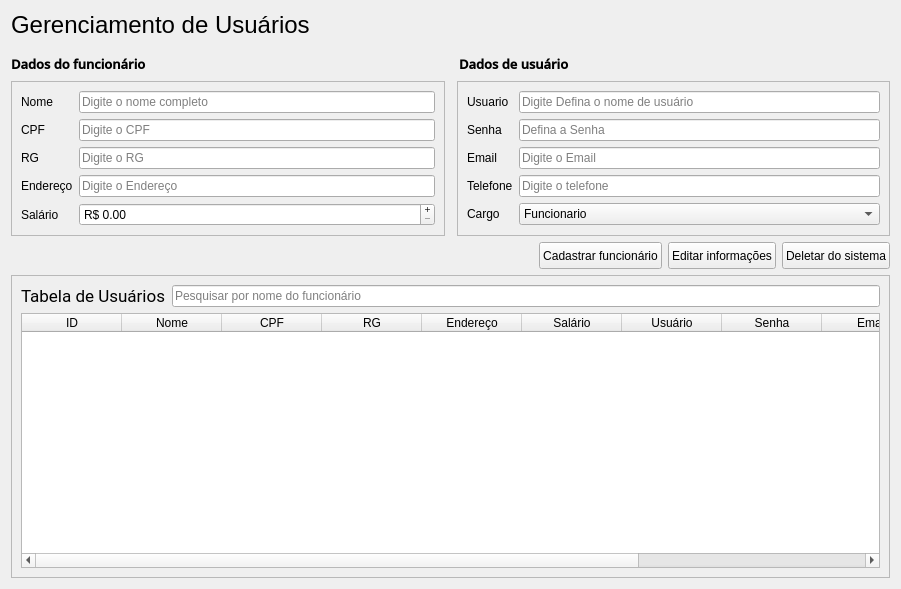
Old version of the form view/management UIs/users_management.ui in the repository PedroGregori/Projeto_Integrador--SENAC_BA-2022.
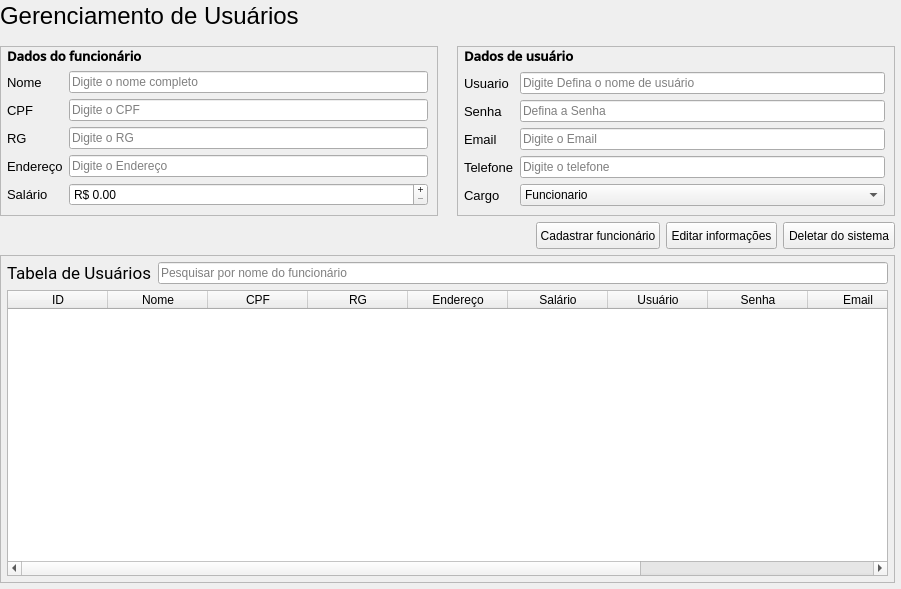
New version of the form.

```diff
--- a/view/management UIs/users_management.ui
+++ b/view/management UIs/users_management.ui
@@ -18,7 +18,19 @@
   <property name="windowTitle">
    <string>Form</string>
   </property>
-  <layout class="QVBoxLayout" name="verticalLayout_3">
+  <layout class="QVBoxLayout" name="verticalLayout_4">
+   <property name="leftMargin">
+    <number>0</number>
+   </property>
+   <property name="topMargin">
+    <number>2</number>
+   </property>
+   <property name="rightMargin">
+    <number>6</number>
+   </property>
+   <property name="bottomMargin">
+    <number>6</number>
+   </property>
    <item>
     <widget class="QLabel" name="title">
      <property name="font">
@@ -51,9 +63,25 @@
     </spacer>
    </item>
    <item>
+    <layout class="QHBoxLayout" name="horizontalLayout">
+     <item>
+      <widget class="QFrame" name="employee_data">
+       <property name="frameShape">
+        <enum>QFrame::StyledPanel</enum>
+       </property>
     <layout class="QVBoxLayout" name="verticalLayout">
-     <item>
-      <layout class="QHBoxLayout" name="data_tittles">
+        <property name="leftMargin">
+         <number>6</number>
+        </property>
+        <property name="topMargin">
+         <number>0</number>
+        </property>
+        <property name="rightMargin">
+         <number>9</number>
+        </property>
+        <property name="bottomMargin">
+         <number>9</number>
+        </property>
        <item>
         <widget class="QLabel" name="employeeData_label">
          <property name="font">
@@ -73,51 +101,14 @@
         </widget>
        </item>
        <item>
-        <spacer name="horizontalSpacer_3">
-         <property name="orientation">
-          <enum>Qt::Horizontal</enum>
-         </property>
-         <property name="sizeType">
-          <enum>QSizePolicy::Preferred</enum>
-         </property>
-         <property name="sizeHint" stdset="0">
-          <size>
-           <width>11</width>
-           <height>20</height>
-          </size>
-         </property>
-        </spacer>
-       </item>
-       <item>
-        <widget class="QLabel" name="userData_label">
-         <property name="font">
-          <font>
-           <family>Open Sans SemiBold</family>
-           <pointsize>10</pointsize>
-           <weight>75</weight>
-           <bold>true</bold>
-          </font>
-         </property>
-         <property name="text">
-          <string>Dados de usuário</string>
-         </property>
-         <property name="alignment">
-          <set>Qt::AlignLeading|Qt::AlignLeft|Qt::AlignTop</set>
-         </property>
-        </widget>
-       </item>
-      </layout>
-     </item>
-     <item>
-      <layout class="QHBoxLayout" name="input_data">
-       <item>
-        <widget class="QFrame" name="employee_data">
-         <property name="frameShape">
-          <enum>QFrame::StyledPanel</enum>
-         </property>
          <layout class="QFormLayout" name="formLayout">
           <item row="0" column="0">
            <widget class="QLabel" name="nameLabel">
+            <property name="font">
+             <font>
+              <pointsize>10</pointsize>
+             </font>
+            </property>
             <property name="text">
              <string>Nome</string>
             </property>
@@ -132,6 +123,11 @@
           </item>
           <item row="1" column="0">
            <widget class="QLabel" name="cpfLabel">
+            <property name="font">
+             <font>
+              <pointsize>10</pointsize>
+             </font>
+            </property>
             <property name="text">
              <string>CPF</string>
             </property>
@@ -149,6 +145,11 @@
           </item>
           <item row="2" column="0">
            <widget class="QLabel" name="rgLabel">
+            <property name="font">
+             <font>
+              <pointsize>10</pointsize>
+             </font>
+            </property>
             <property name="text">
              <string>RG</string>
             </property>
@@ -175,6 +176,11 @@
           </item>
           <item row="3" column="0">
            <widget class="QLabel" name="addressLabel">
+            <property name="font">
+             <font>
+              <pointsize>10</pointsize>
+             </font>
+            </property>
             <property name="text">
              <string>Endereço</string>
             </property>
@@ -189,6 +195,11 @@
           </item>
           <item row="4" column="0">
            <widget class="QLabel" name="salaryLabel">
+            <property name="font">
+             <font>
+              <pointsize>10</pointsize>
+             </font>
+            </property>
             <property name="text">
              <string>Salário</string>
             </property>
@@ -220,6 +231,8 @@
            </widget>
           </item>
          </layout>
+        </item>
+       </layout>
         </widget>
        </item>
        <item>
@@ -232,7 +245,7 @@
          </property>
          <property name="sizeHint" stdset="0">
           <size>
-           <width>6</width>
+         <width>13</width>
            <height>20</height>
           </size>
          </property>
@@ -243,9 +256,46 @@
          <property name="frameShape">
           <enum>QFrame::StyledPanel</enum>
          </property>
+       <layout class="QVBoxLayout" name="verticalLayout_3">
+        <property name="leftMargin">
+         <number>6</number>
+        </property>
+        <property name="topMargin">
+         <number>0</number>
+        </property>
+        <property name="rightMargin">
+         <number>9</number>
+        </property>
+        <property name="bottomMargin">
+         <number>9</number>
+        </property>
+        <item>
+         <widget class="QLabel" name="userData_label">
+          <property name="font">
+           <font>
+            <family>Open Sans SemiBold</family>
+            <pointsize>10</pointsize>
+            <weight>75</weight>
+            <bold>true</bold>
+           </font>
+          </property>
+          <property name="text">
+           <string>Dados de usuário</string>
+          </property>
+          <property name="alignment">
+           <set>Qt::AlignLeading|Qt::AlignLeft|Qt::AlignTop</set>
+          </property>
+         </widget>
+        </item>
+        <item>
          <layout class="QFormLayout" name="formLayout_2">
           <item row="0" column="0">
            <widget class="QLabel" name="userLabel">
+            <property name="font">
+             <font>
+              <pointsize>10</pointsize>
+             </font>
+            </property>
             <property name="text">
              <string>Usuario</string>
             </property>
@@ -260,6 +310,11 @@
           </item>
           <item row="1" column="0">
            <widget class="QLabel" name="passwordLabel">
+            <property name="font">
+             <font>
+              <pointsize>10</pointsize>
+             </font>
+            </property>
             <property name="text">
              <string>Senha</string>
             </property>
@@ -274,6 +329,11 @@
           </item>
           <item row="2" column="0">
            <widget class="QLabel" name="emailLabel">
+            <property name="font">
+             <font>
+              <pointsize>10</pointsize>
+             </font>
+            </property>
             <property name="text">
              <string>Email</string>
             </property>
@@ -288,6 +348,11 @@
           </item>
           <item row="3" column="0">
            <widget class="QLabel" name="phoneLabel">
+            <property name="font">
+             <font>
+              <pointsize>10</pointsize>
+             </font>
+            </property>
             <property name="text">
              <string>Telefone</string>
             </property>
@@ -312,6 +377,18 @@
             </property>
            </widget>
           </item>
+          <item row="4" column="0">
+           <widget class="QLabel" name="label_3">
+            <property name="font">
+             <font>
+              <pointsize>10</pointsize>
+             </font>
+            </property>
+            <property name="text">
+             <string>Cargo</string>
+            </property>
+           </widget>
+          </item>
           <item row="4" column="1">
            <widget class="QComboBox" name="userType">
             <item>
@@ -326,17 +403,10 @@
             </item>
            </widget>
           </item>
-          <item row="4" column="0">
-           <widget class="QLabel" name="label_3">
-            <property name="text">
-             <string>Cargo</string>
-            </property>
-           </widget>
-          </item>
          </layout>
-        </widget>
-       </item>
-      </layout>
+        </item>
+       </layout>
+      </widget>
      </item>
     </layout>
    </item>
@@ -372,7 +442,7 @@
        <widget class="QPushButton" name="Btn_add">
         <property name="minimumSize">
          <size>
-          <width>0</width>
+          <width>124</width>
           <height>27</height>
          </size>
         </property>
@@ -385,7 +455,7 @@
        <widget class="QPushButton" name="Btn_edit">
         <property name="minimumSize">
          <size>
-          <width>0</width>
+          <width>111</width>
           <height>27</height>
          </size>
         </property>
@@ -398,7 +468,7 @@
        <widget class="QPushButton" name="Btn_delete">
         <property name="minimumSize">
          <size>
-          <width>0</width>
+          <width>112</width>
           <height>27</height>
          </size>
         </property>
@@ -419,6 +489,18 @@
       <enum>QFrame::Raised</enum>
      </property>
      <layout class="QVBoxLayout" name="verticalLayout_2">
+      <property name="leftMargin">
+       <number>6</number>
+      </property>
+      <property name="topMargin">
+       <number>6</number>
+      </property>
+      <property name="rightMargin">
+       <number>6</number>
+      </property>
+      <property name="bottomMargin">
+       <number>6</number>
+      </property>
       <item>
        <widget class="QFrame" name="frame_search">
         <layout class="QHBoxLayout" name="horizontalLayout_4">
```
Lines whose indentation alone changed are shown as unchanged.
